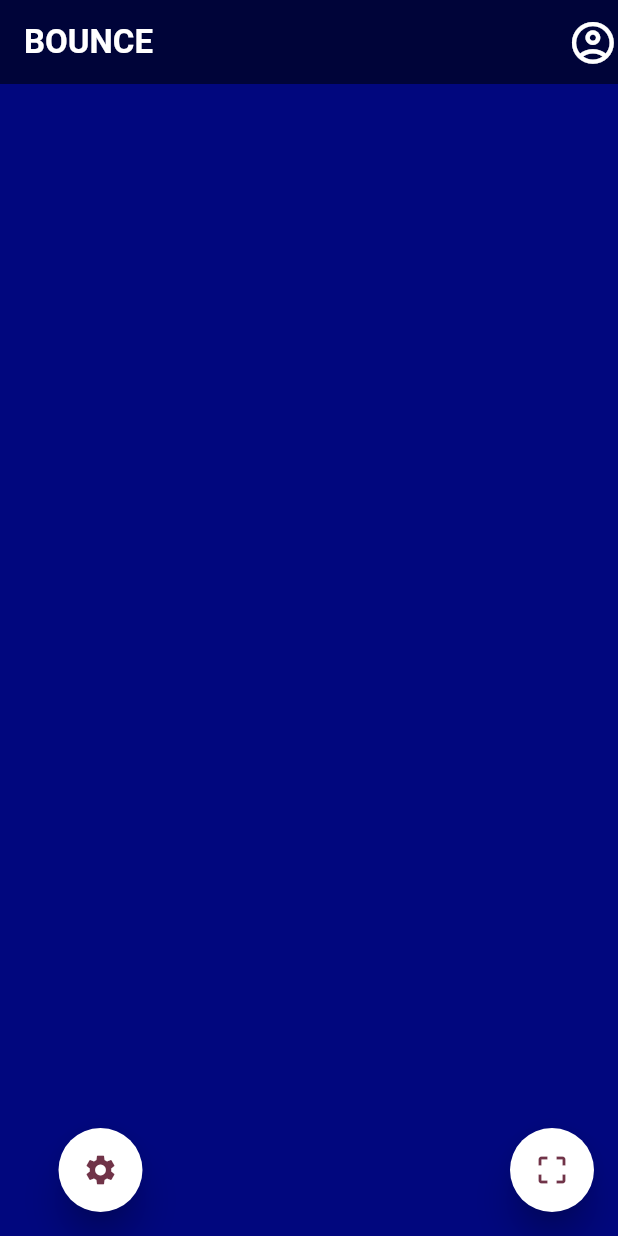
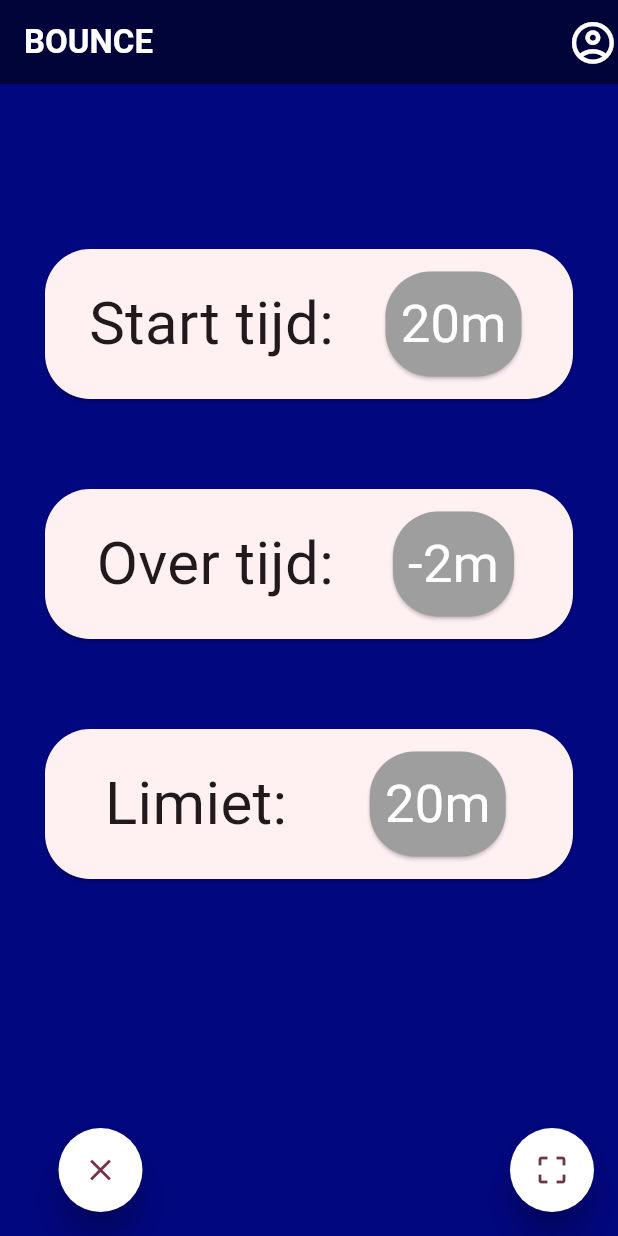
Before and after one commit to Bovhasselt/bounce, a Flutter app: the screen it shows after launch, after a tap on the "settings" icon, on a phone screen of 412 x 824 dp. Run offline on Flutter 3.47's test engine with Material 2 defaults, Android fonts, the phone set to English and light mode, and no system bars; our stand-ins replace qr_flutter.

Commit message:
Added framework for homepage and settingspage clubside

```diff
--- /dev/null
+++ b/lib/clubside/homescreen.dart
@@ -0,0 +1,23 @@
+import 'package:flutter/material.dart';
+
+class HomeScreen extends StatelessWidget {
+  const HomeScreen({super.key});
+
+  @override
+  Widget build(BuildContext context) {
+    return Card(
+      color: Color.fromARGB(255, 2, 13, 80),
+      shape: RoundedRectangleBorder(borderRadius: BorderRadius.circular(100)),
+      child: Container(
+        margin: EdgeInsets.all(20),
+        child: Text(
+          '17/40', // later dynamic with settings and amount of people outside
+          style: TextStyle(
+            fontSize: 100,
+            color: Colors.white,
+          ),
+        ),
+      ),
+    );
+  }
+}
--- /dev/null
+++ b/lib/clubside/settingsscreen.dart
@@ -0,0 +1,110 @@
+import 'package:flutter/material.dart';
+
+class SettingsScreen extends StatelessWidget {
+  const SettingsScreen({super.key});
+
+  @override
+  Widget build(BuildContext context) {
+    return Column(
+      mainAxisAlignment: MainAxisAlignment.start,
+      children: [
+        Card(
+          margin: EdgeInsets.only(left: 30, right: 30, bottom: 30, top: 110),
+          shape:
+              RoundedRectangleBorder(borderRadius: BorderRadius.circular(30)),
+          child: Row(
+            mainAxisAlignment: MainAxisAlignment.spaceEvenly,
+            children: [
+              Container(
+                margin: EdgeInsets.only(left: 10),
+                child: Text(
+                  'Start tijd:',
+                  style: TextStyle(
+                    fontSize: 40,
+                  ),
+                ),
+              ),
+              Card(
+                margin: EdgeInsets.all(15),
+                shape: RoundedRectangleBorder(
+                    borderRadius: BorderRadius.circular(30)),
+                color: Colors.grey,
+                child: Container(
+                  margin: EdgeInsets.all(10),
+                  child: Text(
+                    '20m',
+                    style: TextStyle(color: Colors.white, fontSize: 35),
+                  ),
+                ),
+              )
+            ],
+          ),
+        ),
+        Card(
+          margin: EdgeInsets.all(30),
+          shape:
+              RoundedRectangleBorder(borderRadius: BorderRadius.circular(30)),
+          child: Row(
+            mainAxisAlignment: MainAxisAlignment.spaceEvenly,
+            children: [
+              Container(
+                margin: EdgeInsets.only(left: 10),
+                child: Text(
+                  'Over tijd:',
+                  style: TextStyle(
+                    fontSize: 40,
+                  ),
+                ),
+              ),
+              Card(
+                margin: EdgeInsets.all(15),
+                shape: RoundedRectangleBorder(
+                    borderRadius: BorderRadius.circular(30)),
+                color: Colors.grey,
+                child: Container(
+                  margin: EdgeInsets.all(10),
+                  child: Text(
+                    '-2m',
+                    style: TextStyle(color: Colors.white, fontSize: 35),
+                  ),
+                ),
+              )
+            ],
+          ),
+        ),
+        Card(
+          margin: EdgeInsets.all(30),
+          shape:
+              RoundedRectangleBorder(borderRadius: BorderRadius.circular(30)),
+          child: Row(
+            mainAxisAlignment: MainAxisAlignment.spaceEvenly,
+            children: [
+              Container(
+                margin: EdgeInsets.only(left: 10),
+                child: Text(
+                  'Limiet: ',
+                  style: TextStyle(
+                    fontSize: 40,
+                  ),
+                ),
+              ),
+              Card(
+                margin: EdgeInsets.all(15),
+                shape: RoundedRectangleBorder(
+                    borderRadius: BorderRadius.circular(30)),
+                color: Colors.grey,
+                child: Container(
+                  margin: EdgeInsets.all(10),
+                  child: Text(
+                    '20m',
+                    style: TextStyle(color: Colors.white, fontSize: 35),
+                  ),
+                ),
+              )
+            ],
+          ),
+        ),
+      ],
+    );
+  }
+}
--- a/lib/main.dart
+++ b/lib/main.dart
@@ -1,8 +1,6 @@
-import 'package:english_words/english_words.dart';
 import 'package:flutter/material.dart';
-import 'package:provider/provider.dart';
-
-import 'qrcode.dart';
+import 'clubside/homescreen.dart';
+import 'clubside/settingsscreen.dart';
 
 void main() {
   runApp(MyApp());
@@ -13,26 +11,48 @@ class MyApp extends StatelessWidget {
 
   @override
   Widget build(BuildContext context) {
-    return ChangeNotifierProvider(
-      create: (context) => MyAppState(),
-      child: MaterialApp(
-        title: 'ROOK',
-        theme: ThemeData(
-          useMaterial3: true,
-          colorScheme:
-              ColorScheme.fromSeed(seedColor: Color.fromARGB(255, 0, 0, 0)),
-        ),
-        home: MyHomePage(),
+    return MaterialApp(
+      title: 'Bounce',
+      theme: ThemeData(
+        useMaterial3: true,
+        colorScheme:
+            ColorScheme.fromSeed(seedColor: Color.fromARGB(255, 0, 0, 0)),
       ),
+      home: MyHomePage(),
     );
   }
 }
 
-class MyAppState extends ChangeNotifier {
-  var current = WordPair.random();
+class MyHomePage extends StatefulWidget {
+  @override
+  State<MyHomePage> createState() => _MyHomePageState();
 }
 
-class MyHomePage extends StatelessWidget {
+class _MyHomePageState extends State<MyHomePage> {
+  // Home = 0, Settings = 1, Personal = 2, CustomerCard = 3 (see _screens)
+
+  // Start at homescreen
+  int _selectedScreenIndex = 0;
+
+  // all crossbuttons go back to home
+  void _onCrossButtonTapped() {
+    setState(() {
+      _selectedScreenIndex = 0;
+    });
+  }
+
+  // settings button goes to settings
+  void _onSettingsButtonTapped() {
+    setState(() {
+      _selectedScreenIndex = 1;
+    });
+  }
+
+  static final List<Widget> _screens = <Widget>[
+    const HomeScreen(),
+    const SettingsScreen(),
+  ];
+
   @override
   Widget build(BuildContext context) {
     return Scaffold(
@@ -54,6 +74,9 @@ class MyHomePage extends StatelessWidget {
           )
         ],
       ),
+      body: Center(
+        child: _screens.elementAt(_selectedScreenIndex),
+      ),
       floatingActionButton: Wrap(
         direction: Axis.horizontal,
         children: <Widget>[
@@ -61,11 +84,12 @@ class MyHomePage extends StatelessWidget {
             shape: CircleBorder(),
             backgroundColor: Colors.white,
             elevation: 10.0,
-            child: const Icon(Icons.settings),
-            onPressed: () async {
-              // Open settings
-              // await showDialog(context: context, builder: (_) => QrDialog());
-            },
+            onPressed: _selectedScreenIndex == 1
+                ? _onCrossButtonTapped
+                : _onSettingsButtonTapped,
+            child: _selectedScreenIndex == 1
+                ? const Icon(Icons.close)
+                : const Icon(Icons.settings),
           ),
           Container(
             margin: EdgeInsets.only(left: 245),
@@ -73,11 +97,11 @@ class MyHomePage extends StatelessWidget {
               shape: CircleBorder(),
               backgroundColor: Colors.white,
               elevation: 10.0,
-              child: const Icon(Icons.crop_free),
               onPressed: () async {
                 // Open qr scan
                 // await showDialog(context: context, builder: (_) => QrDialog());
               },
+              child: const Icon(Icons.crop_free),
             ),
           ),
         ],
```
